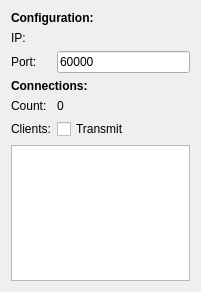
Old version of the form interfaces/page_tcpserver.ui in the repository uYanki/hw_plot.
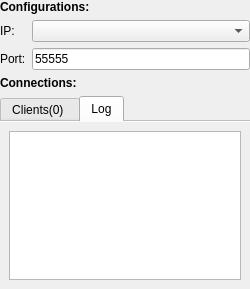
New version of the form.

Patch:
```diff
--- a/interfaces/page_tcpserver.ui
+++ b/interfaces/page_tcpserver.ui
@@ -6,14 +6,26 @@
    <rect>
     <x>0</x>
     <y>0</y>
-    <width>201</width>
-    <height>292</height>
+    <width>250</width>
+    <height>289</height>
    </rect>
   </property>
   <property name="windowTitle">
    <string>Form</string>
   </property>
   <layout class="QFormLayout" name="formLayout">
+   <property name="leftMargin">
+    <number>0</number>
+   </property>
+   <property name="topMargin">
+    <number>0</number>
+   </property>
+   <property name="rightMargin">
+    <number>0</number>
+   </property>
+   <property name="bottomMargin">
+    <number>0</number>
+   </property>
    <item row="0" column="0" colspan="2">
     <widget class="QLabel" name="label_5">
      <property name="font">
@@ -23,39 +35,32 @@
       </font>
      </property>
      <property name="text">
-      <string>Configuration:</string>
+      <string>Configurations:</string>
      </property>
     </widget>
    </item>
-   <item row="1" column="0">
+   <item row="2" column="0">
     <widget class="QLabel" name="label_1">
      <property name="text">
       <string>IP:</string>
      </property>
     </widget>
    </item>
-   <item row="1" column="1">
-    <widget class="QLabel" name="label_local_ip">
-     <property name="text">
-      <string/>
-     </property>
-    </widget>
-   </item>
-   <item row="2" column="0">
+   <item row="3" column="0">
     <widget class="QLabel" name="label_2">
      <property name="text">
       <string>Port:</string>
      </property>
     </widget>
    </item>
-   <item row="2" column="1">
+   <item row="3" column="1">
     <widget class="QLineEdit" name="input_port">
      <property name="text">
-      <string>60000</string>
+      <string>55555</string>
      </property>
     </widget>
    </item>
-   <item row="3" column="0" colspan="2">
+   <item row="4" column="0" colspan="2">
     <widget class="QLabel" name="label_4">
      <property name="font">
       <font>
@@ -69,36 +74,51 @@
      </property>
     </widget>
    </item>
-   <item row="5" column="0">
-    <widget class="QLabel" name="label_3">
-     <property name="text">
-      <string>Count:</string>
+   <item row="5" column="0" colspan="2">
+    <widget class="QTabWidget" name="tabWidget">
+     <property name="styleSheet">
+      <string notr="true"/>
      </property>
-    </widget>
-   </item>
-   <item row="6" column="0">
-    <widget class="QLabel" name="label_6">
-     <property name="text">
-      <string>Clients:</string>
+     <property name="currentIndex">
+      <number>1</number>
      </property>
-    </widget>
-   </item>
-   <item row="6" column="1">
-    <widget class="QCheckBox" name="chk_transmit">
-     <property name="text">
-      <string>Transmit</string>
+     <property name="documentMode">
+      <bool>true</bool>
      </property>
+     <widget class="QWidget" name="tab_clients">
+      <attribute name="title">
+       <string>Clients(0) </string>
+      </attribute>
+      <layout class="QVBoxLayout" name="verticalLayout">
+       <item>
+        <widget class="QListWidget" name="list_clients"/>
+       </item>
+      </layout>
+     </widget>
+     <widget class="QWidget" name="tab_log">
+      <attribute name="title">
+       <string>Log</string>
+      </attribute>
+      <layout class="QHBoxLayout" name="horizontalLayout_2">
+       <item>
+        <widget class="QTextEdit" name="input_log">
+         <property name="documentTitle">
+          <string/>
+         </property>
+         <property name="lineWrapMode">
+          <enum>QTextEdit::NoWrap</enum>
+         </property>
+         <property name="readOnly">
+          <bool>true</bool>
+         </property>
+        </widget>
+       </item>
+      </layout>
+     </widget>
     </widget>
    </item>
-   <item row="7" column="0" colspan="2">
-    <widget class="QListWidget" name="list_clients"/>
-   </item>
-   <item row="5" column="1">
-    <widget class="QLabel" name="label_count">
-     <property name="text">
-      <string>0</string>
-     </property>
-    </widget>
+   <item row="2" column="1">
+    <widget class="QComboBox" name="cmb_local_ip"/>
    </item>
   </layout>
  </widget>
```
